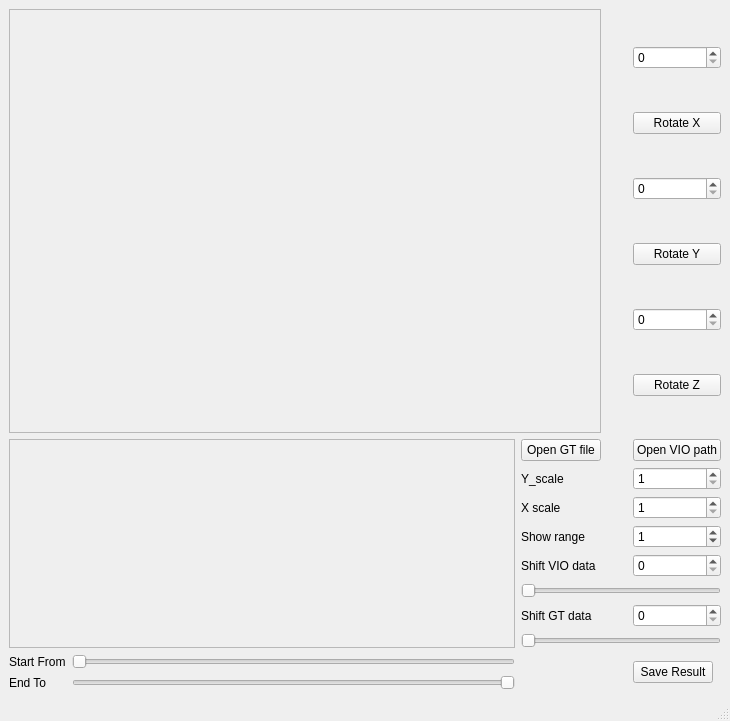
Above: ui/main.ui from Jaron0211/vicon_alignment_tools before the change. Below: the same form after it.
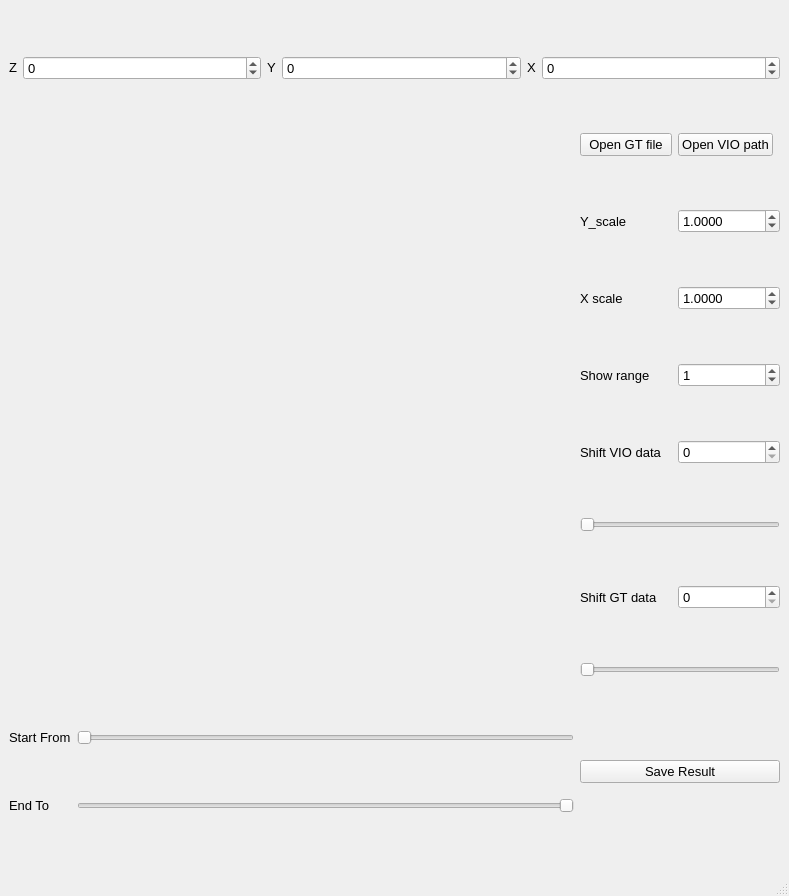
That is the form after the change.

Patch:
```diff
--- a/ui/main.ui
+++ b/ui/main.ui
@@ -6,8 +6,8 @@
    <rect>
     <x>0</x>
     <y>0</y>
-    <width>730</width>
-    <height>721</height>
+    <width>789</width>
+    <height>896</height>
    </rect>
   </property>
   <property name="minimumSize">
@@ -16,24 +16,46 @@
     <height>577</height>
    </size>
   </property>
+  <property name="font">
+   <font>
+    <family>Ubuntu</family>
+    <pointsize>10</pointsize>
+    <weight>50</weight>
+    <italic>false</italic>
+    <bold>false</bold>
+    <underline>false</underline>
+    <strikeout>false</strikeout>
+    <kerning>true</kerning>
+   </font>
+  </property>
+  <property name="mouseTracking">
+   <bool>false</bool>
+  </property>
   <property name="windowTitle">
    <string>VIO_alignment_Tool</string>
   </property>
+  <property name="windowOpacity">
+   <double>1.000000000000000</double>
+  </property>
+  <property name="autoFillBackground">
+   <bool>true</bool>
+  </property>
+  <property name="tabShape">
+   <enum>QTabWidget::Rounded</enum>
+  </property>
   <widget class="QWidget" name="centralwidget">
    <layout class="QGridLayout" name="gridLayout">
-    <item row="12" column="2" colspan="3">
-     <widget class="QSlider" name="gt_shifter">
-      <property name="minimumSize">
-       <size>
-        <width>200</width>
-        <height>0</height>
-       </size>
+    <item row="8" column="3">
+     <widget class="QSpinBox" name="offset_spinbox">
+      <property name="maximum">
+       <number>10000</number>
       </property>
-      <property name="maximumSize">
-       <size>
-        <width>300</width>
-        <height>16777215</height>
-       </size>
+     </widget>
+    </item>
+    <item row="11" column="1">
+     <widget class="QSlider" name="Start_from">
+      <property name="maximum">
+       <number>100</number>
       </property>
       <property name="pageStep">
        <number>1</number>
@@ -43,70 +65,52 @@
       </property>
      </widget>
     </item>
-    <item row="13" column="4" rowspan="2">
-     <widget class="QPushButton" name="save_result">
-      <property name="sizePolicy">
-       <sizepolicy hsizetype="Maximum" vsizetype="Fixed">
-        <horstretch>0</horstretch>
-        <verstretch>0</verstretch>
-       </sizepolicy>
-      </property>
-      <property name="text">
-       <string>Save Result</string>
-      </property>
-     </widget>
-    </item>
-    <item row="9" column="2">
-     <widget class="QLabel" name="label_5">
-      <property name="sizePolicy">
-       <sizepolicy hsizetype="Maximum" vsizetype="Preferred">
-        <horstretch>0</horstretch>
-        <verstretch>0</verstretch>
-       </sizepolicy>
-      </property>
-      <property name="text">
-       <string>Shift VIO data</string>
-      </property>
-     </widget>
-    </item>
-    <item row="5" column="2">
+    <item row="2" column="2">
      <widget class="QPushButton" name="GT_file">
       <property name="text">
        <string>Open GT file</string>
       </property>
      </widget>
     </item>
+    <item row="9" column="2" colspan="2">
+     <widget class="QSlider" name="gt_shifter">
+      <property name="minimumSize">
+       <size>
+        <width>200</width>
+        <height>0</height>
+       </size>
+      </property>
+      <property name="maximumSize">
+       <size>
+        <width>300</width>
+        <height>16777215</height>
+       </size>
+      </property>
+      <property name="pageStep">
+       <number>1</number>
+      </property>
+      <property name="orientation">
+       <enum>Qt::Horizontal</enum>
+      </property>
+     </widget>
+    </item>
+    <item row="4" column="3">
+     <widget class="QDoubleSpinBox" name="xscale_spinbox">
+      <property name="decimals">
+       <number>4</number>
+      </property>
+      <property name="maximum">
+       <double>100.000000000000000</double>
+      </property>
+      <property name="singleStep">
+       <double>0.100000000000000</double>
+      </property>
+      <property name="value">
+       <double>1.000000000000000</double>
+      </property>
+     </widget>
+    </item>
     <item row="8" column="2">
-     <widget class="QLabel" name="label_4">
-      <property name="sizePolicy">
-       <sizepolicy hsizetype="Maximum" vsizetype="Preferred">
-        <horstretch>0</horstretch>
-        <verstretch>0</verstretch>
-       </sizepolicy>
-      </property>
-      <property name="text">
-       <string>Show range</string>
-      </property>
-     </widget>
-    </item>
-    <item row="7" column="4">
-     <widget class="QSpinBox" name="xscale_spinbox">
-      <property name="minimum">
-       <number>1</number>
-      </property>
-      <property name="maximum">
-       <number>10000</number>
-      </property>
-     </widget>
-    </item>
-    <item row="13" column="0">
-     <widget class="QLabel" name="label_3">
-      <property name="text">
-       <string>Start From</string>
-      </property>
-     </widget>
-    </item>
-    <item row="11" column="2">
      <widget class="QLabel" name="label_6">
       <property name="sizePolicy">
        <sizepolicy hsizetype="Maximum" vsizetype="Preferred">
@@ -119,116 +123,14 @@
       </property>
      </widget>
     </item>
-    <item row="10" column="2" colspan="3">
-     <widget class="QSlider" name="vio_shifter">
-      <property name="minimumSize">
-       <size>
-        <width>200</width>
-        <height>0</height>
-       </size>
-      </property>
-      <property name="maximumSize">
-       <size>
-        <width>300</width>
-        <height>16777215</height>
-       </size>
-      </property>
-      <property name="pageStep">
-       <number>1</number>
-      </property>
-      <property name="orientation">
-       <enum>Qt::Horizontal</enum>
-      </property>
-     </widget>
-    </item>
-    <item row="6" column="2">
-     <widget class="QLabel" name="label_2">
-      <property name="sizePolicy">
-       <sizepolicy hsizetype="Maximum" vsizetype="Preferred">
-        <horstretch>0</horstretch>
-        <verstretch>0</verstretch>
-       </sizepolicy>
-      </property>
+    <item row="11" column="0">
+     <widget class="QLabel" name="label_3">
       <property name="text">
-       <string>Y_scale</string>
+       <string>Start From</string>
       </property>
      </widget>
     </item>
-    <item row="14" column="0">
-     <widget class="QLabel" name="label_7">
-      <property name="text">
-       <string>End To</string>
-      </property>
-     </widget>
-    </item>
-    <item row="14" column="1">
-     <widget class="QSlider" name="End_to">
-      <property name="maximum">
-       <number>100</number>
-      </property>
-      <property name="pageStep">
-       <number>1</number>
-      </property>
-      <property name="orientation">
-       <enum>Qt::Horizontal</enum>
-      </property>
-      <property name="invertedAppearance">
-       <bool>true</bool>
-      </property>
-     </widget>
-    </item>
-    <item row="7" column="2">
-     <widget class="QLabel" name="label">
-      <property name="sizePolicy">
-       <sizepolicy hsizetype="Maximum" vsizetype="Preferred">
-        <horstretch>0</horstretch>
-        <verstretch>0</verstretch>
-       </sizepolicy>
-      </property>
-      <property name="text">
-       <string>X scale</string>
-      </property>
-     </widget>
-    </item>
-    <item row="5" column="0" rowspan="8" colspan="2">
-     <widget class="QFrame" name="canvas">
-      <property name="sizePolicy">
-       <sizepolicy hsizetype="Minimum" vsizetype="Preferred">
-        <horstretch>0</horstretch>
-        <verstretch>0</verstretch>
-       </sizepolicy>
-      </property>
-      <property name="frameShape">
-       <enum>QFrame::StyledPanel</enum>
-      </property>
-      <property name="frameShadow">
-       <enum>QFrame::Raised</enum>
-      </property>
-     </widget>
-    </item>
-    <item row="0" column="0" rowspan="5" colspan="3">
-     <widget class="QFrame" name="canvas_2">
-      <property name="sizePolicy">
-       <sizepolicy hsizetype="Preferred" vsizetype="Preferred">
-        <horstretch>0</horstretch>
-        <verstretch>0</verstretch>
-       </sizepolicy>
-      </property>
-      <property name="minimumSize">
-       <size>
-        <width>0</width>
-        <height>0</height>
-       </size>
-      </property>
-      <property name="frameShape">
-       <enum>QFrame::StyledPanel</enum>
-      </property>
-      <property name="frameShadow">
-       <enum>QFrame::Raised</enum>
-      </property>
-     </widget>
-    </item>
-    <item row="5" column="4">
+    <item row="2" column="3">
      <widget class="QPushButton" name="VIO_file">
       <property name="sizePolicy">
        <sizepolicy hsizetype="Maximum" vsizetype="Fixed">
@@ -241,17 +143,33 @@
       </property>
      </widget>
     </item>
-    <item row="6" column="4">
-     <widget class="QSpinBox" name="yscale_spinbox">
-      <property name="minimum">
-       <number>1</number>
+    <item row="5" column="2">
+     <widget class="QLabel" name="label_4">
+      <property name="sizePolicy">
+       <sizepolicy hsizetype="Maximum" vsizetype="Preferred">
+        <horstretch>0</horstretch>
+        <verstretch>0</verstretch>
+       </sizepolicy>
       </property>
-      <property name="maximum">
-       <number>10000</number>
+      <property name="text">
+       <string>Show range</string>
       </property>
      </widget>
     </item>
-    <item row="8" column="4">
+    <item row="11" column="2" rowspan="2" colspan="2">
+     <widget class="QPushButton" name="save_result">
+      <property name="sizePolicy">
+       <sizepolicy hsizetype="Minimum" vsizetype="Fixed">
+        <horstretch>0</horstretch>
+        <verstretch>0</verstretch>
+       </sizepolicy>
+      </property>
+      <property name="text">
+       <string>Save Result</string>
+      </property>
+     </widget>
+    </item>
+    <item row="5" column="3">
      <widget class="QSpinBox" name="range_spinbox">
       <property name="maximum">
        <number>10000</number>
@@ -261,38 +179,170 @@
       </property>
      </widget>
     </item>
-    <item row="0" column="3" rowspan="5">
-     <spacer name="verticalSpacer">
-      <property name="orientation">
-       <enum>Qt::Vertical</enum>
-      </property>
-      <property name="sizeType">
-       <enum>QSizePolicy::Minimum</enum>
-      </property>
-      <property name="sizeHint" stdset="0">
-       <size>
-        <width>20</width>
-        <height>400</height>
-       </size>
-      </property>
-     </spacer>
-    </item>
-    <item row="9" column="4">
+    <item row="6" column="3">
      <widget class="QSpinBox" name="nav_offset_spinbox">
       <property name="value">
        <number>0</number>
       </property>
      </widget>
     </item>
-    <item row="11" column="4">
-     <widget class="QSpinBox" name="offset_spinbox">
+    <item row="3" column="3">
+     <widget class="QDoubleSpinBox" name="yscale_spinbox">
+      <property name="decimals">
+       <number>4</number>
+      </property>
+      <property name="minimum">
+       <double>0.000000000000000</double>
+      </property>
       <property name="maximum">
-       <number>10000</number>
+       <double>100.000000000000000</double>
       </property>
+      <property name="singleStep">
+       <double>0.100000000000000</double>
+      </property>
+      <property name="value">
+       <double>1.000000000000000</double>
+      </property>
      </widget>
     </item>
-    <item row="13" column="1">
-     <widget class="QSlider" name="Start_from">
+    <item row="1" column="0" colspan="4">
+     <layout class="QHBoxLayout" name="horizontalLayout_2">
+      <property name="spacing">
+       <number>6</number>
+      </property>
+      <property name="sizeConstraint">
+       <enum>QLayout::SetMinimumSize</enum>
+      </property>
+      <item>
+       <widget class="QLabel" name="label_8">
+        <property name="sizePolicy">
+         <sizepolicy hsizetype="Maximum" vsizetype="Maximum">
+          <horstretch>0</horstretch>
+          <verstretch>0</verstretch>
+         </sizepolicy>
+        </property>
+        <property name="text">
+         <string>Z</string>
+        </property>
+       </widget>
+      </item>
+      <item>
+       <widget class="QSpinBox" name="Zangle_spinbox">
+        <property name="sizePolicy">
+         <sizepolicy hsizetype="Minimum" vsizetype="Maximum">
+          <horstretch>0</horstretch>
+          <verstretch>0</verstretch>
+         </sizepolicy>
+        </property>
+        <property name="minimum">
+         <number>-360</number>
+        </property>
+        <property name="maximum">
+         <number>360</number>
+        </property>
+       </widget>
+      </item>
+      <item>
+       <widget class="QLabel" name="label_9">
+        <property name="sizePolicy">
+         <sizepolicy hsizetype="Maximum" vsizetype="Maximum">
+          <horstretch>0</horstretch>
+          <verstretch>0</verstretch>
+         </sizepolicy>
+        </property>
+        <property name="text">
+         <string>Y</string>
+        </property>
+       </widget>
+      </item>
+      <item>
+       <widget class="QSpinBox" name="Yangle_spinbox">
+        <property name="sizePolicy">
+         <sizepolicy hsizetype="Minimum" vsizetype="Maximum">
+          <horstretch>0</horstretch>
+          <verstretch>0</verstretch>
+         </sizepolicy>
+        </property>
+        <property name="minimum">
+         <number>-360</number>
+        </property>
+        <property name="maximum">
+         <number>360</number>
+        </property>
+       </widget>
+      </item>
+      <item>
+       <widget class="QLabel" name="label_10">
+        <property name="sizePolicy">
+         <sizepolicy hsizetype="Maximum" vsizetype="Maximum">
+          <horstretch>0</horstretch>
+          <verstretch>0</verstretch>
+         </sizepolicy>
+        </property>
+        <property name="text">
+         <string>X</string>
+        </property>
+       </widget>
+      </item>
+      <item>
+       <widget class="QSpinBox" name="Xangle_spinbox">
+        <property name="sizePolicy">
+         <sizepolicy hsizetype="Minimum" vsizetype="Maximum">
+          <horstretch>0</horstretch>
+          <verstretch>0</verstretch>
+         </sizepolicy>
+        </property>
+        <property name="minimum">
+         <number>-360</number>
+        </property>
+        <property name="maximum">
+         <number>360</number>
+        </property>
+       </widget>
+      </item>
+     </layout>
+    </item>
+    <item row="3" column="2">
+     <widget class="QLabel" name="label_2">
+      <property name="sizePolicy">
+       <sizepolicy hsizetype="Maximum" vsizetype="Preferred">
+        <horstretch>0</horstretch>
+        <verstretch>0</verstretch>
+       </sizepolicy>
+      </property>
+      <property name="text">
+       <string>Y_scale</string>
+      </property>
+     </widget>
+    </item>
+    <item row="6" column="2">
+     <widget class="QLabel" name="label_5">
+      <property name="sizePolicy">
+       <sizepolicy hsizetype="Maximum" vsizetype="Preferred">
+        <horstretch>0</horstretch>
+        <verstretch>0</verstretch>
+       </sizepolicy>
+      </property>
+      <property name="text">
+       <string>Shift VIO data</string>
+      </property>
+     </widget>
+    </item>
+    <item row="4" column="2">
+     <widget class="QLabel" name="label">
+      <property name="sizePolicy">
+       <sizepolicy hsizetype="Maximum" vsizetype="Preferred">
+        <horstretch>0</horstretch>
+        <verstretch>0</verstretch>
+       </sizepolicy>
+      </property>
+      <property name="text">
+       <string>X scale</string>
+      </property>
+     </widget>
+    </item>
+    <item row="12" column="1">
+     <widget class="QSlider" name="End_to">
       <property name="maximum">
        <number>100</number>
       </property>
@@ -302,61 +352,52 @@
       <property name="orientation">
        <enum>Qt::Horizontal</enum>
       </property>
+      <property name="invertedAppearance">
+       <bool>true</bool>
+      </property>
      </widget>
     </item>
-    <item row="0" column="4" rowspan="5">
-     <layout class="QVBoxLayout" name="verticalLayout">
-      <item>
-       <widget class="QSpinBox" name="yscale_spinbox_4">
-        <property name="minimum">
-         <number>0</number>
-        </property>
-        <property name="maximum">
-         <number>360</number>
-        </property>
-       </widget>
-      </item>
-      <item>
-       <widget class="QPushButton" name="pushButton">
-        <property name="text">
-         <string>Rotate X</string>
-        </property>
-       </widget>
-      </item>
-      <item>
-       <widget class="QSpinBox" name="yscale_spinbox_3">
-        <property name="minimum">
-         <number>0</number>
-        </property>
-        <property name="maximum">
-         <number>360</number>
-        </property>
-       </widget>
-      </item>
-      <item>
-       <widget class="QPushButton" name="pushButton_3">
-        <property name="text">
-         <string>Rotate Y</string>
-        </property>
-       </widget>
-      </item>
-      <item>
-       <widget class="QSpinBox" name="yscale_spinbox_2">
-        <property name="minimum">
-         <number>0</number>
-        </property>
-        <property name="maximum">
-         <number>360</number>
-        </property>
-       </widget>
-      </item>
-      <item>
-       <widget class="QPushButton" name="pushButton_2">
-        <property name="text">
-         <string>Rotate Z</string>
-        </property>
-       </widget>
-      </item>
+    <item row="7" column="2" colspan="2">
+     <widget class="QSlider" name="vio_shifter">
+      <property name="minimumSize">
+       <size>
+        <width>200</width>
+        <height>0</height>
+       </size>
+      </property>
+      <property name="maximumSize">
+       <size>
+        <width>300</width>
+        <height>16777215</height>
+       </size>
+      </property>
+      <property name="pageStep">
+       <number>1</number>
+      </property>
+      <property name="orientation">
+       <enum>Qt::Horizontal</enum>
+      </property>
+     </widget>
+    </item>
+    <item row="12" column="0">
+     <widget class="QLabel" name="label_7">
+      <property name="text">
+       <string>End To</string>
+      </property>
+     </widget>
+    </item>
+    <item row="2" column="0" rowspan="8" colspan="2">
+     <layout class="QGridLayout" name="canvas_layout">
+      <property name="sizeConstraint">
+       <enum>QLayout::SetMaximumSize</enum>
+      </property>
+     </layout>
+    </item>
+    <item row="0" column="0" colspan="4">
+     <layout class="QGridLayout" name="canvas_3d_layout">
+      <property name="sizeConstraint">
+       <enum>QLayout::SetMaximumSize</enum>
+      </property>
      </layout>
     </item>
    </layout>
```
Left out of the diff: 6 changed lines with no effect on the pictures.
